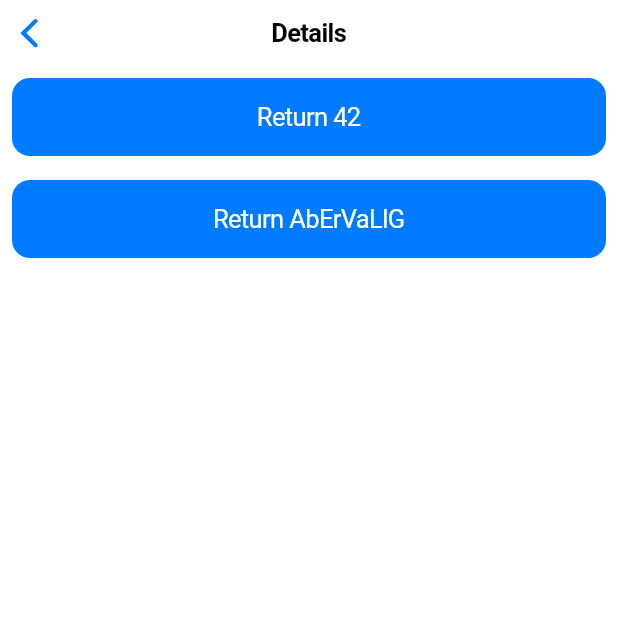
After one commit to vmtvv/fmp, a Flutter app: the DetailsPage screen opened by its route, on a phone screen of 412 x 824 dp, the top half of it. The commit adds this screen. Run offline on Flutter 3.47's test engine with Material 2 defaults, Android fonts, the phone set to English and light mode, and no system bars.

Commit message:
Add simple navigation to the second page with result handling and dialogs.

```diff
--- /dev/null
+++ b/lib/app_routes.dart
@@ -0,0 +1,7 @@
+class AppRoutes
+{
+  static const home = '/';
+  static const details = '/details';
+
+  AppRoutes._();
+}
--- /dev/null
+++ b/lib/details_page.dart
@@ -0,0 +1,77 @@
+import 'package:flutter/cupertino.dart';
+import 'package:flutter/material.dart';
+
+class DetailsPage extends StatefulWidget {
+  DetailsPage({Key key, this.title}) : super(key: key);
+
+  final String title;
+
+  @override
+  _DetailsPageState createState() => _DetailsPageState();
+}
+
+class _DetailsPageState extends State<DetailsPage> {
+
+  @override
+  Widget build(BuildContext context) {
+    return CupertinoPageScaffold(
+        navigationBar: CupertinoNavigationBar(
+          middle: Text(widget.title),
+        ),
+        child: _buildPage());
+  }
+
+  Widget _buildPage() {
+    return WillPopScope(
+      onWillPop: () => _showConfirmationDialog('You will be navigatated to the previous page.'),
+      child: SafeArea(
+          top: true,
+          child: Column(
+            crossAxisAlignment: CrossAxisAlignment.stretch,
+            children: <Widget>[
+              _buildNavigationButton('42'),
+              _buildNavigationButton('AbErVaLlG'),
+            ],
+          )
+      ),
+    );
+  }
+
+  Widget _buildNavigationButton(String result) {
+    return Container(
+      padding: EdgeInsets.all(8),
+      child: CupertinoButton.filled(
+        child: Text('Return $result'),
+        onPressed: () {
+          Navigator.of(context).pop(result);
+        },
+      ),
+    );
+  }
+
+  Future<bool> _showConfirmationDialog(String message) async {
+    return showCupertinoDialog<bool>(
+      context: context,
+      builder: (BuildContext context) {
+        return CupertinoAlertDialog(
+          title: Text('Are you sure?'),
+          content: Text(message),
+          actions: <Widget>[
+            CupertinoDialogAction(
+              child: Text('No'),
+              onPressed: () {
+                Navigator.of(context).pop(false);
+              },
+            ),
+            CupertinoDialogAction(
+              child: Text('Yes'),
+              onPressed: () {
+                Navigator.of(context).pop(true);
+              },
+            ),
+          ],
+        );
+      },
+    );
+  }
+}
```
Also changed, not shown: lib/main.dart (+42 -6 lines).
